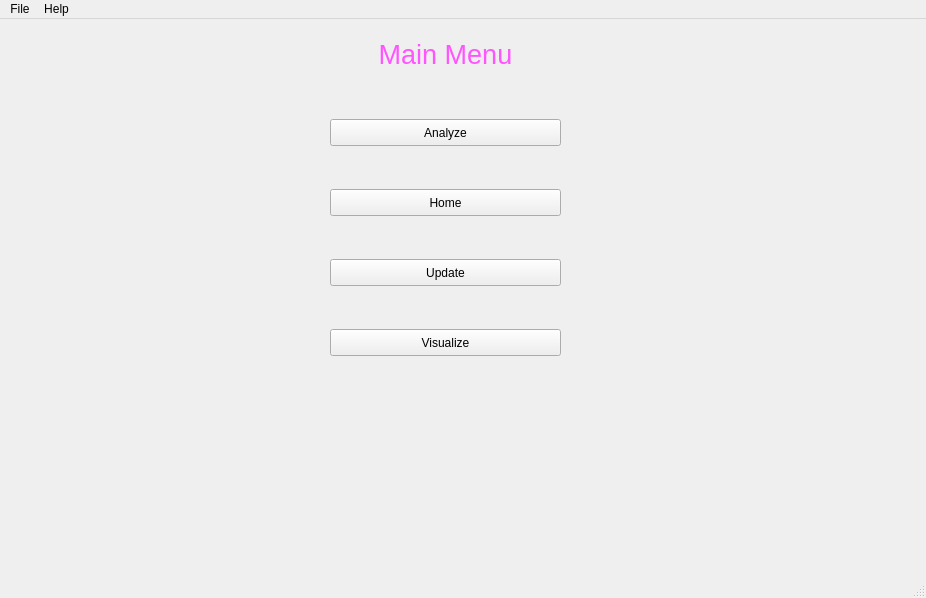
Above: mainMenu.ui from nguyenngochuy91/MediaMaking before the change. Below: the same form after it.
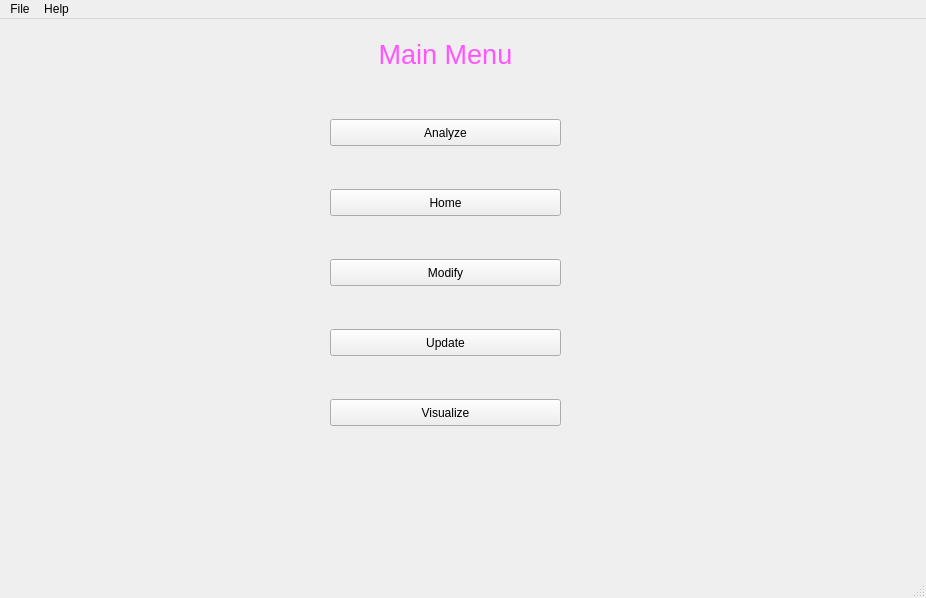
That is the form after the change. Icons and pictures are not drawn.

Patch:
```diff
--- a/mainMenu.ui
+++ b/mainMenu.ui
@@ -50,7 +50,7 @@
     <property name="geometry">
      <rect>
       <x>330</x>
-      <y>240</y>
+      <y>310</y>
       <width>231</width>
       <height>27</height>
      </rect>
@@ -63,7 +63,7 @@
     <property name="geometry">
      <rect>
       <x>330</x>
-      <y>310</y>
+      <y>380</y>
       <width>231</width>
       <height>27</height>
      </rect>
@@ -85,6 +85,19 @@
      <string>Analyze</string>
     </property>
    </widget>
+   <widget class="QPushButton" name="pushButton_6">
+    <property name="geometry">
+     <rect>
+      <x>330</x>
+      <y>240</y>
+      <width>231</width>
+      <height>27</height>
+     </rect>
+    </property>
+    <property name="text">
+     <string>Modify</string>
+    </property>
+   </widget>
   </widget>
   <widget class="QMenuBar" name="menubar">
    <property name="geometry">
```
Left out of the diff: 2 changed lines with no effect on the pictures.
